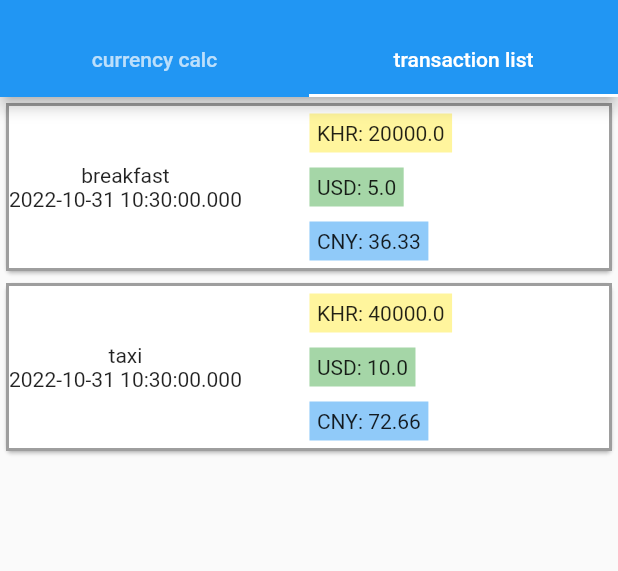
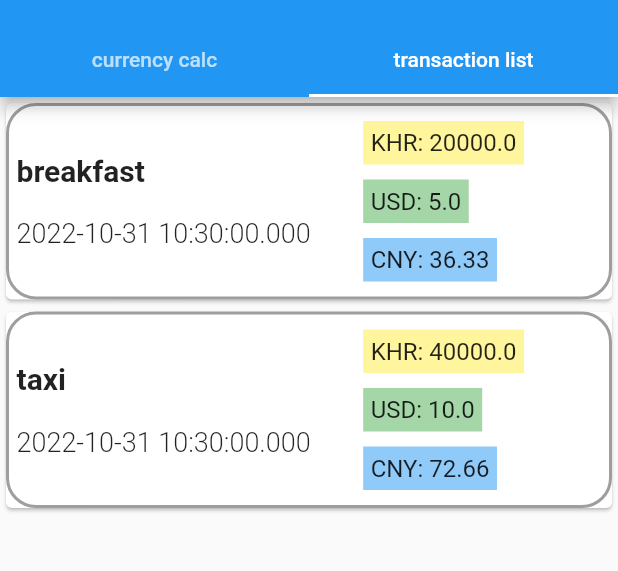
Before and after one commit to carlstep/cambo_app_v2_2, a Flutter app: the screen it shows after launch, tab 2 chosen, on a phone screen of 412 x 824 dp, the part 59-630 px from its top. Run offline on Flutter 3.47's test engine with Material 2 defaults, Android fonts, the phone set to English and light mode, and no system bars.

Commit message:
text styling

```diff
--- a/lib/transaction_list.dart
+++ b/lib/transaction_list.dart
@@ -16,19 +16,36 @@ class TransactionList extends StatelessWidget {
           children: transactions.map((tx) {
             return Card(
               child: Container(
+                padding: EdgeInsets.symmetric(vertical: 5, horizontal: 5),
                 decoration: BoxDecoration(
                   border: Border.all(
                     color: Colors.grey,
                     width: 2,
                   ),
+                  borderRadius: BorderRadius.circular(20),
                 ),
                 child: Row(
                   children: [
                     Column(
+                      mainAxisAlignment: MainAxisAlignment.spaceEvenly,
+                      crossAxisAlignment: CrossAxisAlignment.start,
                       children: [
-                        Text(tx.title),
+                        Text(
+                          tx.title,
+                          style: TextStyle(
+                            fontSize: 20,
+                            fontWeight: FontWeight.bold,
+                          ),
+                        ),
+                        SizedBox(
+                          height: 20,
+                        ),
                         Text(
                           tx.transactionDate.toString(),
+                          style: TextStyle(
+                            fontSize: 18,
+                            fontWeight: FontWeight.w300,
+                          ),
                         ),
                       ],
                     ),
@@ -37,28 +54,44 @@ class TransactionList extends StatelessWidget {
                     ),
                     Container(
                       padding: const EdgeInsets.symmetric(
-                          horizontal: 20, vertical: 0),
+                          horizontal: 10, vertical: 0),
                       child: Column(
                         crossAxisAlignment: CrossAxisAlignment.start,
                         children: [
                           Container(
-                              margin: const EdgeInsets.all(5),
-                              padding: const EdgeInsets.symmetric(
-                                  horizontal: 5, vertical: 5),
-                              color: Colors.yellow[200],
-                              child: Text('KHR: ${tx.amountKhrCurrency}')),
+                            margin: const EdgeInsets.all(5),
+                            padding: const EdgeInsets.symmetric(
+                                horizontal: 5, vertical: 5),
+                            color: Colors.yellow[200],
+                            child: Text(
+                              'KHR: ${tx.amountKhrCurrency}',
+                              style: TextStyle(
+                                fontSize: 16,
+                              ),
+                            ),
+                          ),
                           Container(
                               margin: const EdgeInsets.all(5),
                               padding: const EdgeInsets.symmetric(
                                   horizontal: 5, vertical: 5),
                               color: Colors.green[200],
-                              child: Text('USD: ${tx.amountUsdCurrency}')),
+                              child: Text(
+                                'USD: ${tx.amountUsdCurrency}',
+                                style: TextStyle(
+                                  fontSize: 16,
+                                ),
+                              )),
                           Container(
                               margin: const EdgeInsets.all(5),
                               padding: const EdgeInsets.symmetric(
                                   horizontal: 5, vertical: 5),
                               color: Colors.blue[200],
-                              child: Text('CNY: ${tx.amountUserCurrency}')),
+                              child: Text(
+                                'CNY: ${tx.amountUserCurrency}',
+                                style: TextStyle(
+                                  fontSize: 16,
+                                ),
+                              )),
                         ],
                       ),
                     )
```
